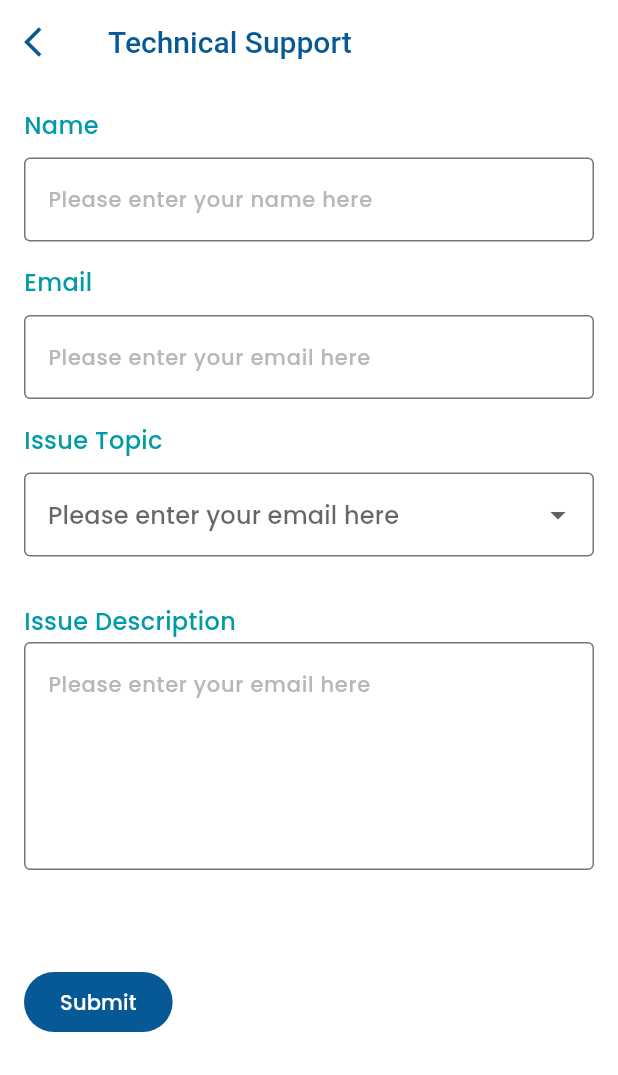
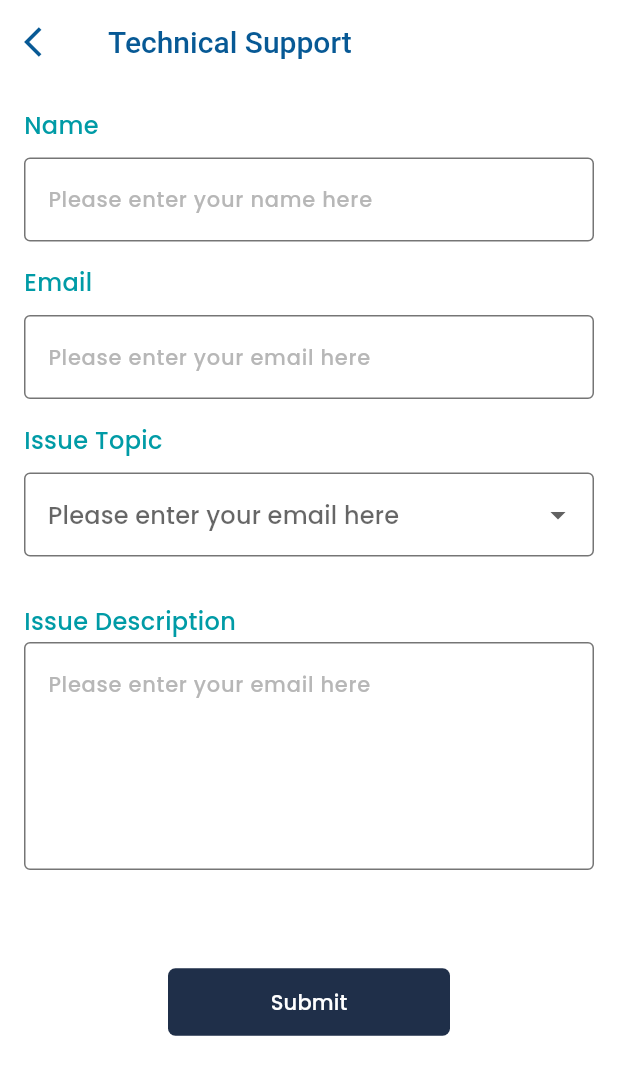
Before and after one commit to ZuhairRaed/flutter_library_task, a Flutter app: the TechnicalFormView screen opened directly, on a phone screen of 412 x 824 dp. Shown: the top 1075 px of the screen. Run offline on Flutter 3.47's test engine with Material 2 defaults, Android fonts, the phone set to English and light mode, and no system bars; our stand-ins replace confetti, dio; missing offline and left inert: syncfusion_flutter_pdfviewer; network calls fail; statements that could not run were skipped.

Commit message:
Osama Assaf Commit

```diff
--- a/lib/views/technical_form_view.dart
+++ b/lib/views/technical_form_view.dart
@@ -169,7 +169,19 @@ class TechnicalFormView extends StatelessWidget {
                 ),
                 const SizedBox(height: 64),
 
-                FilledButton(onPressed: (){}, child: Text('Submit'),),
+                Center(child: FilledButton(
+                  style: FilledButton.styleFrom(
+                    fixedSize: const Size(188.0, 45.0),
+                    backgroundColor: const Color(0xFF1F2F49),
+                    shape: RoundedRectangleBorder(
+                      borderRadius: BorderRadius.circular(5)
+                    )
+                  ),
+                  onPressed: (){}, child: const Text('Submit',style: TextStyle(
+                  fontSize: 14.0,
+                  fontWeight: FontWeight.w500,
+                ),),),
+                ),
               ],
             ),
           ),
```
